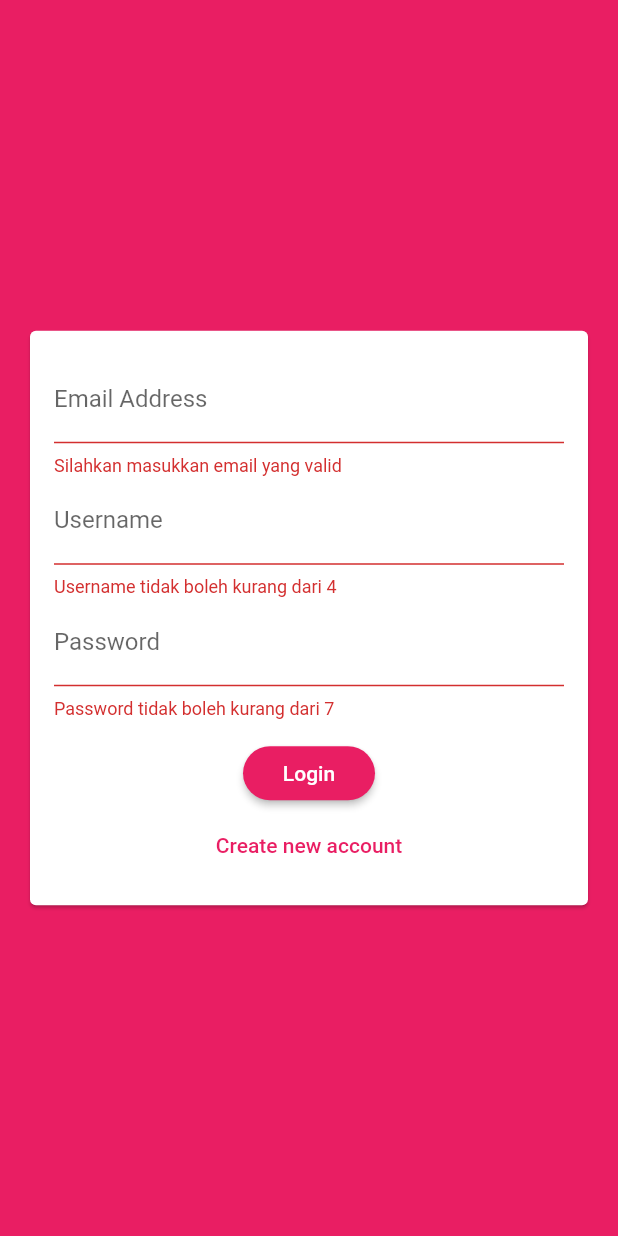
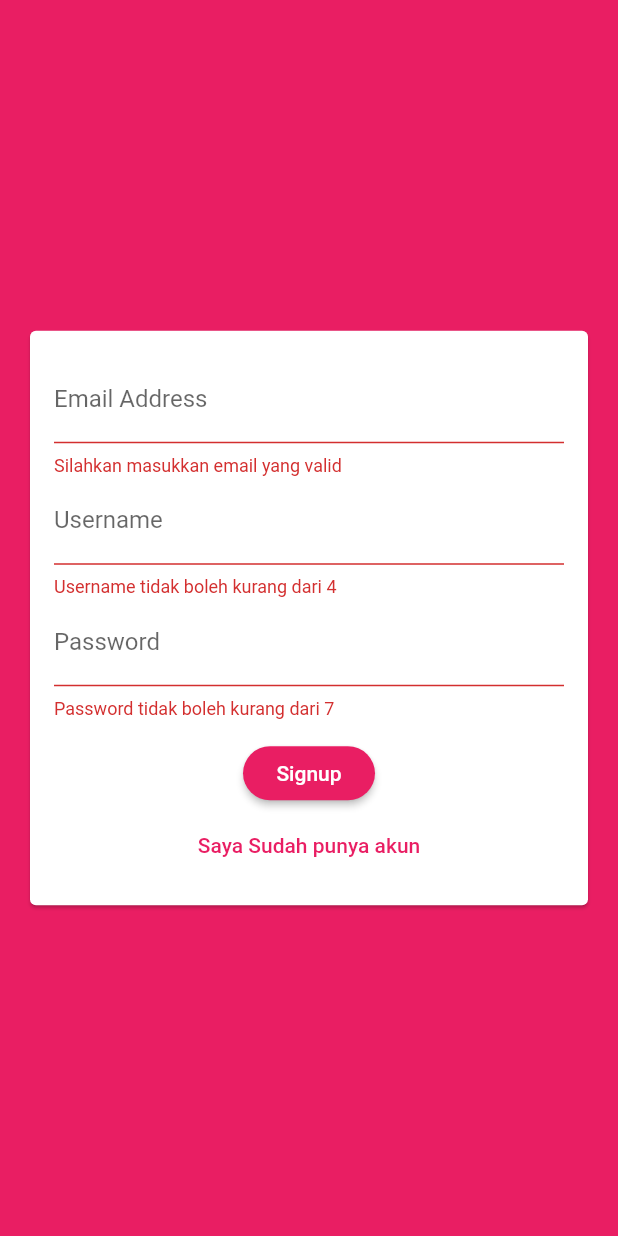
Before and after one commit to triyono777/flutter_chat, a Flutter app: the screen it shows after launch, after a tap on "Login", after a tap on "Create new account", on a phone screen of 412 x 824 dp. Run offline on Flutter 3.47's test engine with Material 2 defaults, Android fonts, the phone set to English and light mode, and no system bars; our stand-ins replace cloud_firestore; accounts and stored records are empty.

Commit message:
implements islogin

```diff
--- a/lib/widgets/auth/auth_form.dart
+++ b/lib/widgets/auth/auth_form.dart
@@ -7,9 +7,10 @@ class AuthForm extends StatefulWidget {
 
 class _AuthFormState extends State<AuthForm> {
   final _formKey = GlobalKey<FormState>();
-  String _userEmail = '';
-  String _userPassword = '';
-  String _userUsername = '';
+  var _isLogin = true;
+  var _userEmail = '';
+  var _userPassword = '';
+  var _userUsername = '';
   void _trySubmit() {
     final isValid = _formKey.currentState.validate();
     FocusScope.of(context).unfocus();
@@ -78,12 +79,17 @@ class _AuthFormState extends State<AuthForm> {
               ),
               RaisedButton(
                 onPressed: _trySubmit,
-                child: Text('Login'),
+                child: Text(_isLogin ? 'Login' : 'Signup'),
               ),
               FlatButton(
                 textColor: Theme.of(context).primaryColor,
-                onPressed: () {},
-                child: Text('Create new account'),
+                onPressed: () {
+                  setState(() {
+                    _isLogin = !_isLogin;
+                  });
+                },
+                child: Text(
+                    _isLogin ? 'Create new account' : 'Saya Sudah punya akun'),
               ),
             ],
           ),
```
